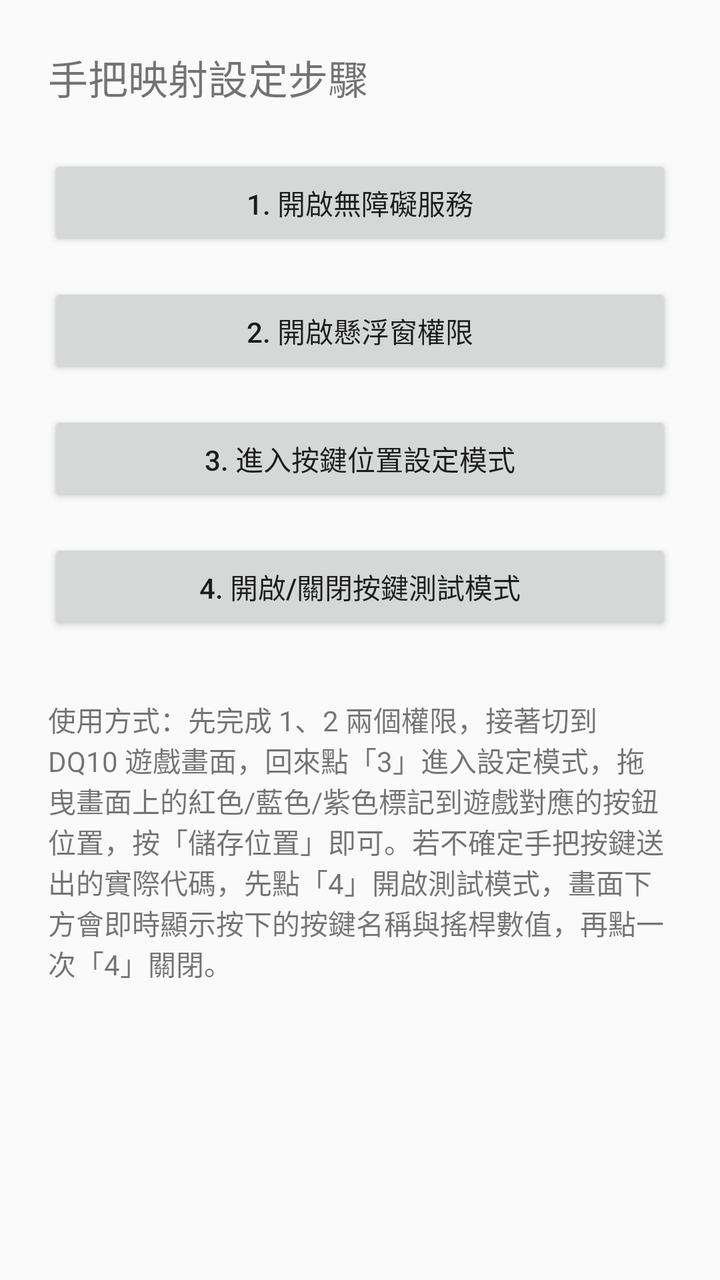
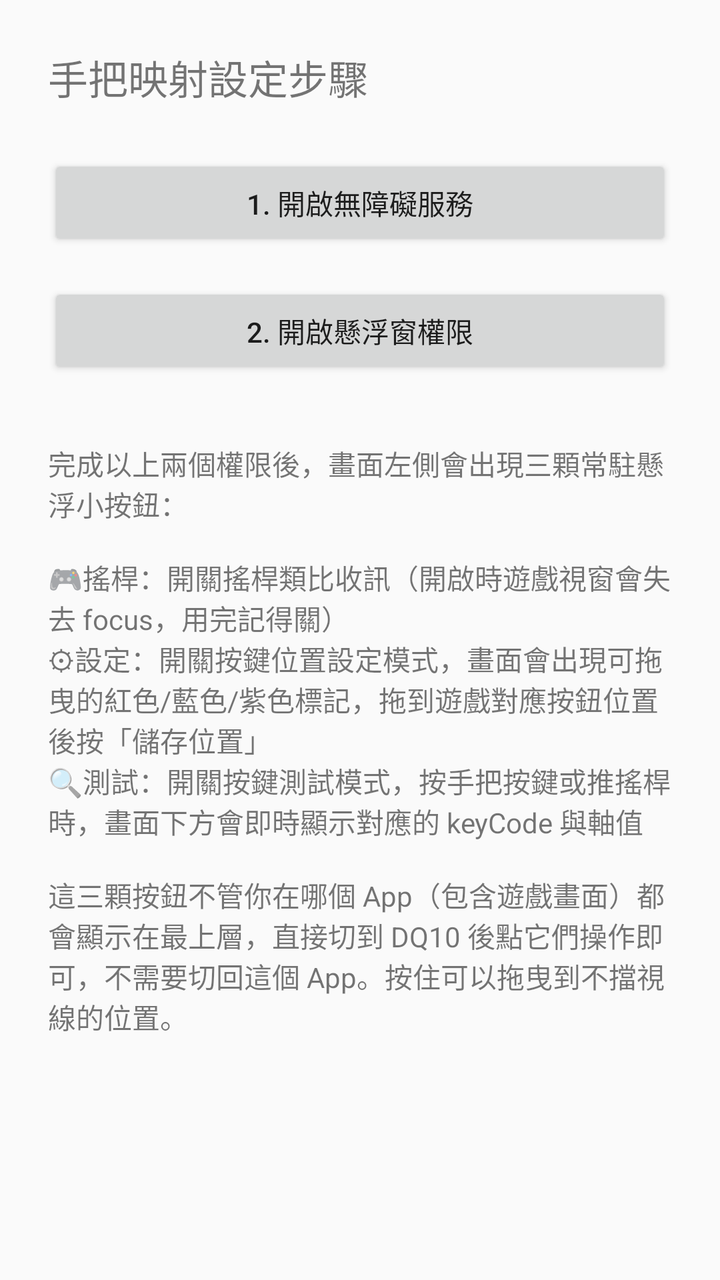

The first picture is an Android layout as it rendered before a commit; the second is the same layout after the commit. The layout source and the unified diff follow.
<!-- AndroidManifest.xml: application theme android:Theme.Material.Light -->
<!-- res/layout/activity_main.xml -->
<?xml version="1.0" encoding="utf-8"?>
<LinearLayout xmlns:android="http://schemas.android.com/apk/res/android"
    android:layout_width="match_parent"
    android:layout_height="match_parent"
    android:orientation="vertical"
    android:padding="24dp">

    <TextView
        android:layout_width="wrap_content"
        android:layout_height="wrap_content"
        android:layout_marginBottom="24dp"
        android:text="手把映射設定步驟"
        android:textSize="20sp" />

    <Button
        android:id="@+id/btnAccessibility"
        android:layout_width="match_parent"
        android:layout_height="wrap_content"
        android:layout_marginBottom="16dp"
        android:text="1. 開啟無障礙服務" />

    <Button
        android:id="@+id/btnOverlay"
        android:layout_width="match_parent"
        android:layout_height="wrap_content"
        android:layout_marginBottom="16dp"
        android:text="2. 開啟懸浮窗權限" />

    <Button
        android:id="@+id/btnConfig"
        android:layout_width="match_parent"
        android:layout_height="wrap_content"
        android:layout_marginBottom="16dp"
        android:text="3. 進入按鍵位置設定模式" />

    <Button
        android:id="@+id/btnTestMode"
        android:layout_width="match_parent"
        android:layout_height="wrap_content"
        android:layout_marginBottom="16dp"
        android:text="4. 開啟/關閉按鍵測試模式" />

    <TextView
        android:layout_width="match_parent"
        android:layout_height="wrap_content"
        android:layout_marginTop="16dp"
        android:text="使用方式：先完成 1、2 兩個權限，接著切到 DQ10 遊戲畫面，回來點「3」進入設定模式，拖曳畫面上的紅色/藍色/紫色標記到遊戲對應的按鈕位置，按「儲存位置」即可。若不確定手把按鍵送出的實際代碼，先點「4」開啟測試模式，畫面下方會即時顯示按下的按鍵名稱與搖桿數值，再點一次「4」關閉。"
        android:textSize="14sp" />

</LinearLayout>
<!-- resources referenced by this layout -->
<resources>

</resources>

<!-- the commit's change to res/layout/activity_main.xml (unified diff, before → after) -->
@@ -26,25 +26,11 @@
         android:layout_marginBottom="16dp"
         android:text="2. 開啟懸浮窗權限" />
 
-    <Button
-        android:id="@+id/btnConfig"
-        android:layout_width="match_parent"
-        android:layout_height="wrap_content"
-        android:layout_marginBottom="16dp"
-        android:text="3. 進入按鍵位置設定模式" />
-
-    <Button
-        android:id="@+id/btnTestMode"
-        android:layout_width="match_parent"
-        android:layout_height="wrap_content"
-        android:layout_marginBottom="16dp"
-        android:text="4. 開啟/關閉按鍵測試模式" />
-
     <TextView
         android:layout_width="match_parent"
         android:layout_height="wrap_content"
         android:layout_marginTop="16dp"
-        android:text="使用方式：先完成 1、2 兩個權限，接著切到 DQ10 遊戲畫面，回來點「3」進入設定模式，拖曳畫面上的紅色/藍色/紫色標記到遊戲對應的按鈕位置，按「儲存位置」即可。若不確定手把按鍵送出的實際代碼，先點「4」開啟測試模式，畫面下方會即時顯示按下的按鍵名稱與搖桿數值，再點一次「4」關閉。"
+        android:text="完成以上兩個權限後，畫面左側會出現三顆常駐懸浮小按鈕：\n\n🎮搖桿：開關搖桿類比收訊（開啟時遊戲視窗會失去 focus，用完記得關）\n⚙設定：開關按鍵位置設定模式，畫面會出現可拖曳的紅色/藍色/紫色標記，拖到遊戲對應按鈕位置後按「儲存位置」\n🔍測試：開關按鍵測試模式，按手把按鍵或推搖桿時，畫面下方會即時顯示對應的 keyCode 與軸值\n\n這三顆按鈕不管你在哪個 App（包含遊戲畫面）都會顯示在最上層，直接切到 DQ10 後點它們操作即可，不需要切回這個 App。按住可以拖曳到不擋視線的位置。"
         android:textSize="14sp" />
 
 </LinearLayout>
